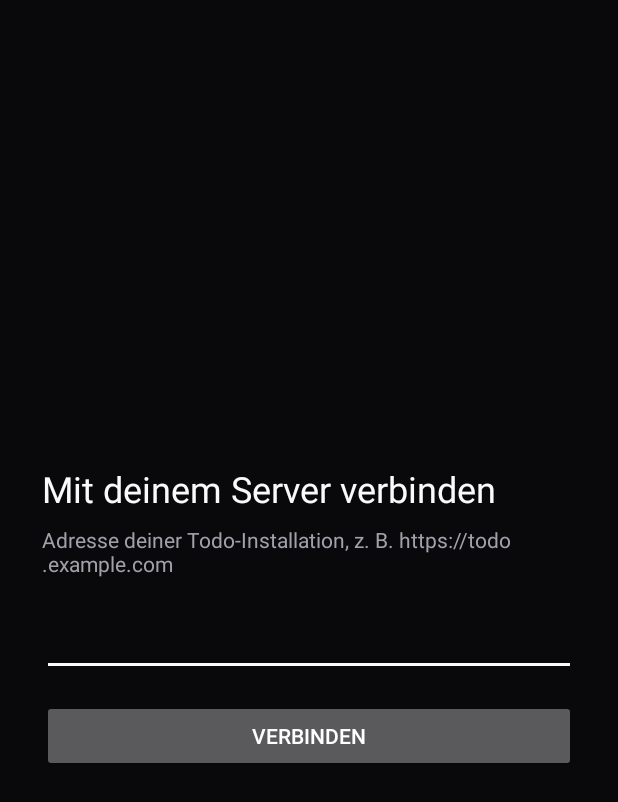
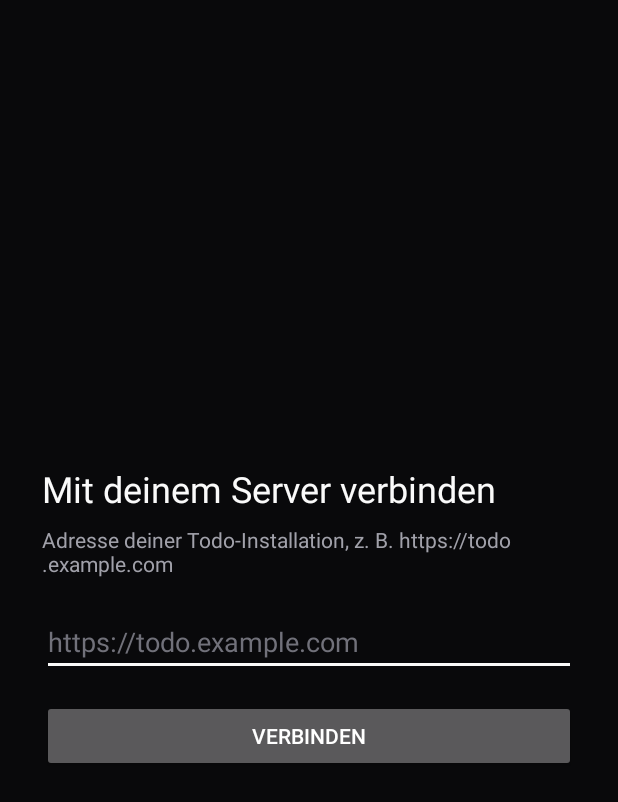
Before and after one commit to witzig0hast/todo, an Android app: the screen it shows after launch (MainActivity), on a phone screen of 412 x 824 dp. Shown: the top 802 px of the screen. Run offline under Robolectric (Android 15) with nearby library versions, the phone set to English and light mode, and no system bars.

Commit message:
Android: Variablen-Verdeckung in der Einrichtung behoben (Kompilierfehler)
Co-Authored-By: Claude Sonnet 5.5 <noreply@anthropic.com>
Claude-Session: https://claude.ai/code/session_013nbxiw4z21L23vZsFpXEaE

```diff
--- a/android/app/src/main/java/app/todo/client/MainActivity.kt
+++ b/android/app/src/main/java/app/todo/client/MainActivity.kt
@@ -112,7 +112,7 @@ class MainActivity : AppCompatActivity() {
             setTextColor(Color.parseColor("#FAFAFA"))
             setTextSize(TypedValue.COMPLEX_UNIT_SP, 24f)
         }
-        val hint = TextView(this).apply {
+        val infoText = TextView(this).apply {
             text = getString(R.string.setup_hint)
             setTextColor(Color.parseColor("#A1A1AA"))
             setPadding(0, dp(8), 0, dp(20))
@@ -122,7 +122,7 @@ class MainActivity : AppCompatActivity() {
             inputType = android.text.InputType.TYPE_CLASS_TEXT or android.text.InputType.TYPE_TEXT_VARIATION_URI
             setTextColor(Color.parseColor("#FAFAFA"))
             setHintTextColor(Color.parseColor("#71717A"))
-            hint = "https://todo.example.com"
+            this.hint = "https://todo.example.com"
             setText(prefs.serverUrl ?: "")
         }
         val connect = Button(this).apply {
@@ -138,7 +138,7 @@ class MainActivity : AppCompatActivity() {
             }
         }
         root.addView(title)
-        root.addView(hint)
+        root.addView(infoText)
         root.addView(input, LinearLayout.LayoutParams(ViewGroup.LayoutParams.MATCH_PARENT, ViewGroup.LayoutParams.WRAP_CONTENT))
         root.addView(connect, LinearLayout.LayoutParams(ViewGroup.LayoutParams.MATCH_PARENT, ViewGroup.LayoutParams.WRAP_CONTENT).apply { topMargin = dp(16) })
         setContentView(root)
```
